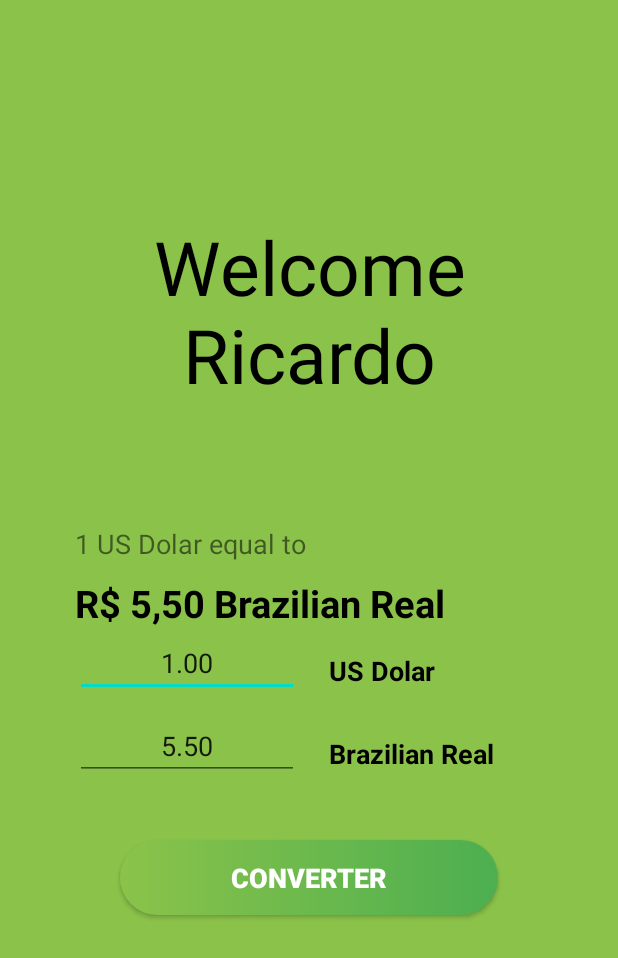
After one commit to RNasserB/currencyConverter, an Android app: the ScreenDolarReal screen opened directly, with no data from a screen before it, on a phone screen of 412 x 824 dp. The commit adds this screen. Shown: the top 958 px of the screen. Run offline under Robolectric (Android 15) with nearby library versions, the phone set to English and light mode, and no system bars.

Commit message:
Converter Screen

```diff
--- a/app/src/main/AndroidManifest.xml
+++ b/app/src/main/AndroidManifest.xml
@@ -9,6 +9,7 @@
         android:roundIcon="@mipmap/ic_launcher_round"
         android:supportsRtl="true"
         android:theme="@style/Theme.CurrencyConverter">
+        <activity android:name=".ScreenDolarReal"></activity>
         <activity
             android:name=".SplashScreenActivity"
             android:theme="@style/SplashScreenTheme">
@@ -17,9 +18,8 @@
 
                 <category android:name="android.intent.category.LAUNCHER" />
             </intent-filter>
-
         </activity>
-        <activity android:name=".MainActivity"></activity>
+        <activity android:name=".MainActivity" />
     </application>
 
 </manifest>
--- /dev/null
+++ b/app/src/main/java/com/rnasser/currencyconverter/ScreenDolarReal.kt
@@ -0,0 +1,22 @@
+package com.rnasser.currencyconverter
+
+import androidx.appcompat.app.AppCompatActivity
+import android.os.Bundle
+
+class ScreenDolarReal : AppCompatActivity() {
+    override fun onCreate(savedInstanceState: Bundle?) {
+        super.onCreate(savedInstanceState)
+        setContentView(R.layout.activity_screen_dolar_real)
+    }
+
+    var priceDolar = 5.50
+
+
+    fun converter (firstNumber: Double, secondNumber: Double): Double{
+        var resultConverter = firstNumber * priceDolar
+        return resultConverter
+    }
+
+    ontext
+
+}
--- /dev/null
+++ b/app/src/main/res/layout/activity_screen_dolar_real.xml
@@ -0,0 +1,119 @@
+<?xml version="1.0" encoding="utf-8"?>
+<androidx.appcompat.widget.LinearLayoutCompat xmlns:android="http://schemas.android.com/apk/res/android"
+    xmlns:app="http://schemas.android.com/apk/res-auto"
+    xmlns:tools="http://schemas.android.com/tools"
+    android:layout_width="match_parent"
+    android:layout_height="match_parent"
+    android:background="@color/light_green"
+    android:gravity="center_horizontal"
+    android:orientation="vertical"
+    android:padding="20dp"
+    tools:context=".ScreenDolarReal">
+
+    <TextView
+        android:id="@+id/text_welcome"
+        android:layout_width="wrap_content"
+        android:layout_height="wrap_content"
+        android:layout_marginTop="124dp"
+        android:text="Welcome Ricardo"
+        android:textAlignment="center"
+        android:textColor="@color/black"
+        android:textSize="50sp" />
+
+    <TextView
+        android:id="@+id/text_one_currency"
+        android:layout_width="wrap_content"
+        android:layout_height="wrap_content"
+        android:layout_gravity="start"
+        android:layout_marginStart="30dp"
+        android:layout_marginTop="80dp"
+        android:text="1 US Dolar equal to"
+        android:textSize="18sp" />
+
+    <TextView
+        android:id="@+id/text_result"
+        android:layout_width="wrap_content"
+        android:layout_height="wrap_content"
+        android:layout_gravity="start"
+        android:layout_marginStart="30dp"
+        android:layout_marginTop="10dp"
+        android:text="R$ 5,50 Brazilian Real"
+        android:textColor="@color/black"
+        android:textSize="25sp"
+        android:textStyle="bold" />
+
+    <androidx.appcompat.widget.LinearLayoutCompat
+        android:layout_width="match_parent"
+        android:layout_height="wrap_content"
+        android:orientation="horizontal">
+
+        <EditText
+            android:id="@+id/editTextNumberDecimal_first_currency"
+            android:layout_width="wrap_content"
+            android:layout_height="wrap_content"
+            android:layout_gravity="start"
+            android:layout_marginStart="30dp"
+            android:layout_marginTop="10dp"
+            android:ems="7"
+            android:inputType="numberDecimal"
+            android:text="1.00"
+            android:textAlignment="center" />
+
+        <TextView
+            android:id="@+id/textView_first_currency"
+            android:layout_width="wrap_content"
+            android:layout_height="wrap_content"
+            android:layout_gravity="center_vertical"
+            android:layout_marginLeft="20dp"
+            android:text="US Dolar"
+            android:textColor="@color/black"
+            android:textSize="18sp"
+            android:textStyle="bold" />
+
+    </androidx.appcompat.widget.LinearLayoutCompat>
+
+    <androidx.appcompat.widget.LinearLayoutCompat
+        android:layout_width="match_parent"
+        android:layout_height="wrap_content"
+        android:orientation="horizontal">
+
+        <EditText
+            android:id="@+id/editTextNumberDecimal__second_currency"
+            android:layout_width="wrap_content"
+            android:layout_height="wrap_content"
+            android:layout_gravity="start"
+            android:layout_marginStart="30dp"
+            android:layout_marginTop="10dp"
+            android:ems="7"
+            android:inputType="numberDecimal"
+            android:text="5.50"
+            android:textAlignment="center" />
+
+
+        <TextView
+            android:id="@+id/textView__second_currency"
+            android:layout_width="wrap_content"
+            android:layout_height="wrap_content"
+            android:layout_gravity="center_vertical"
+            android:layout_marginLeft="20dp"
+            android:text="Brazilian Real"
+            android:textColor="@color/black"
+            android:textSize="18sp"
+            android:textStyle="bold" />
+    </androidx.appcompat.widget.LinearLayoutCompat>
+
+    <androidx.appcompat.widget.AppCompatButton
+        android:id="@+id/btn_converter"
+        android:layout_width="match_parent"
+        android:layout_height="50dp"
+        android:layout_marginTop="30dp"
+        android:layout_marginStart="60dp"
+        android:layout_marginEnd="60dp"
+        android:background="@drawable/bg_button_normal"
+        android:text="@string/converter"
+        android:textColor="@color/white"
+        android:textSize="18sp"
+        android:textStyle="bold" />
+
+
+</androidx.appcompat.widget.LinearLayoutCompat>
--- a/app/src/main/res/values/strings.xml
+++ b/app/src/main/res/values/strings.xml
@@ -3,4 +3,5 @@
     <string name="e_mail">E-mail</string>
     <string name="login">Login</string>
     <string name="username">Username</string>
+    <string name="converter">Converter</string>
 </resources>
```
